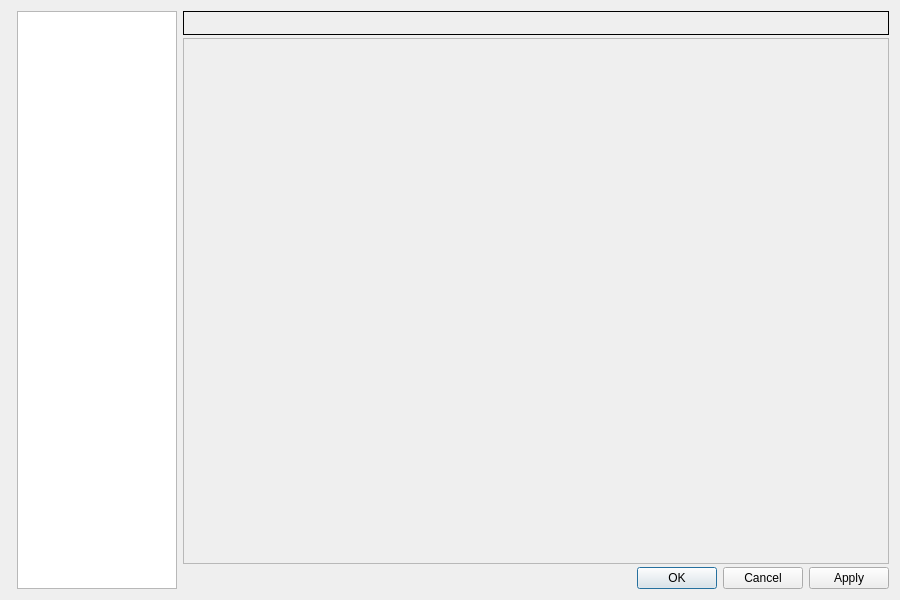
This is gns3/ui/preferences_dialog.ui in GNS3/gns3-gui as Qt 5 draws it before an edit. The edited form follows.
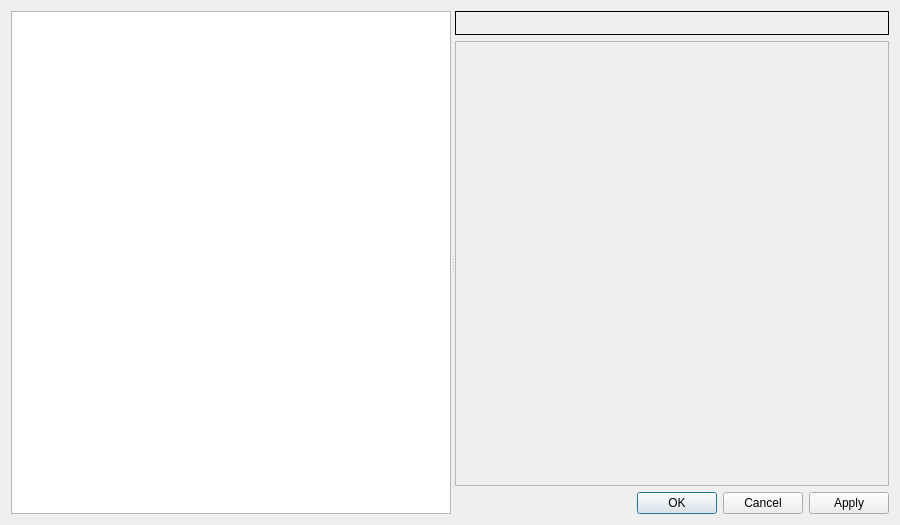
This is the edited form.

Commit message: Improvements for the preferences dialog (splitter layouts, save/restore geometry etc.)

Diff of the .ui file:
```diff
--- a/gns3/ui/preferences_dialog.ui
+++ b/gns3/ui/preferences_dialog.ui
@@ -7,7 +7,7 @@
     <x>0</x>
     <y>0</y>
     <width>900</width>
-    <height>600</height>
+    <height>525</height>
    </rect>
   </property>
   <property name="sizePolicy">
@@ -33,26 +33,17 @@
   </property>
   <layout class="QHBoxLayout" name="horizontalLayout">
    <item>
-    <widget class="Line" name="uiLine">
+    <widget class="QSplitter" name="splitter">
      <property name="orientation">
       <enum>Qt::Horizontal</enum>
      </property>
-    </widget>
-   </item>
-   <item>
     <widget class="QTreeWidget" name="uiTreeWidget">
      <property name="sizePolicy">
-      <sizepolicy hsizetype="Fixed" vsizetype="Expanding">
+       <sizepolicy hsizetype="MinimumExpanding" vsizetype="Expanding">
        <horstretch>0</horstretch>
        <verstretch>0</verstretch>
       </sizepolicy>
      </property>
-     <property name="maximumSize">
-      <size>
-       <width>160</width>
-       <height>16777215</height>
-      </size>
-     </property>
      <property name="font">
       <font>
        <pointsize>11</pointsize>
@@ -72,12 +63,8 @@
       </property>
      </column>
     </widget>
-   </item>
-   <item>
+     <widget class="QWidget" name="layoutWidget">
     <layout class="QVBoxLayout" name="vbox">
-     <property name="spacing">
-      <number>3</number>
-     </property>
      <item>
       <widget class="QLabel" name="uiTitleLabel">
        <property name="sizePolicy">
@@ -109,8 +96,8 @@
          <rect>
           <x>0</x>
           <y>0</y>
-          <width>680</width>
-          <height>519</height>
+            <width>445</width>
+            <height>441</height>
          </rect>
         </property>
         <layout class="QVBoxLayout" name="verticalLayout">
@@ -143,6 +130,8 @@
       </widget>
      </item>
     </layout>
+     </widget>
+    </widget>
    </item>
   </layout>
  </widget>
```
Lines whose indentation alone changed are shown as unchanged. The commit also changes 23 other files.
